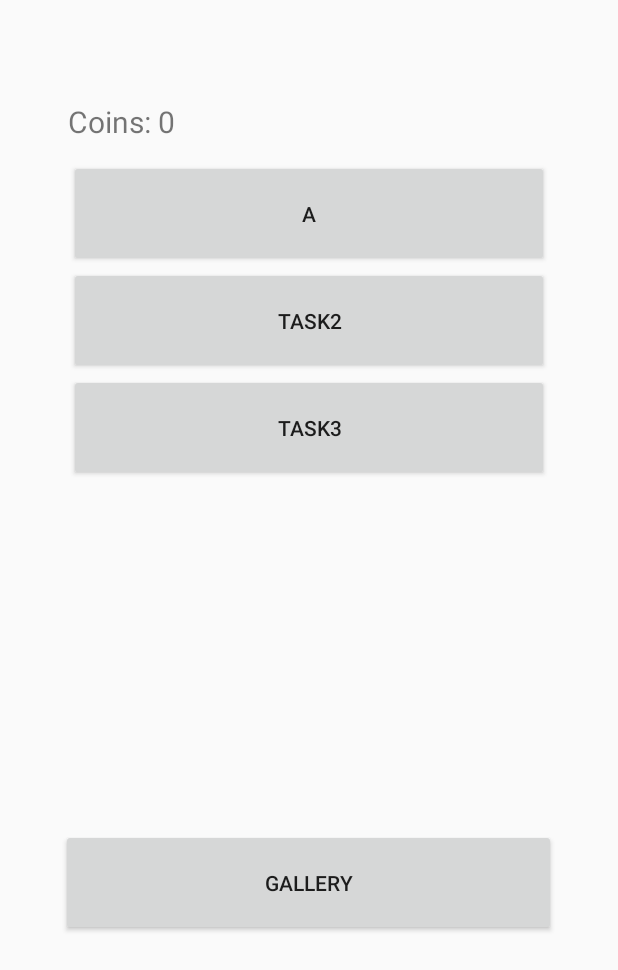
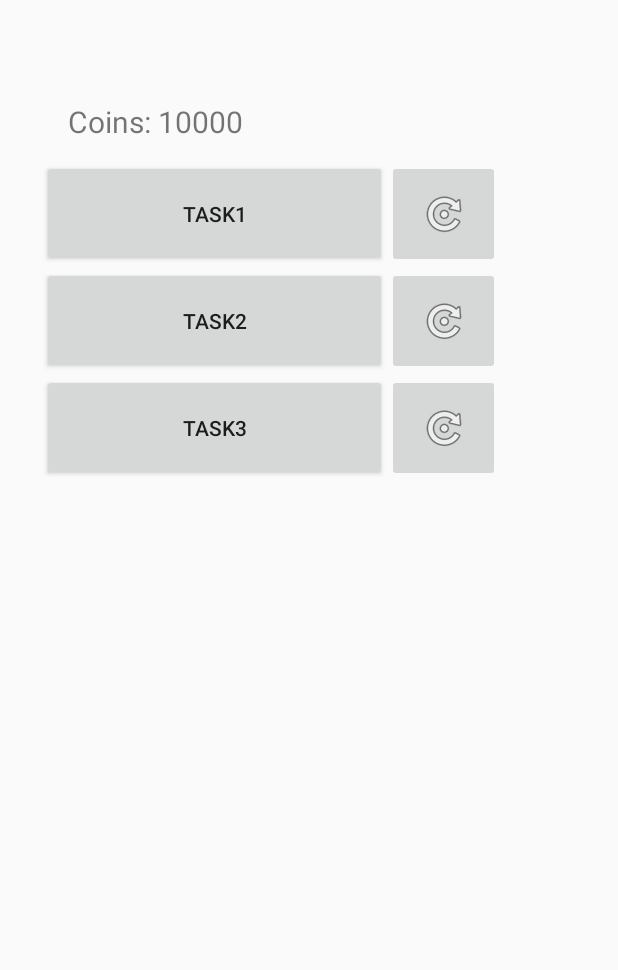
Before and after one commit to Agotsulov/imagon, an Android app: the screen it shows after launch (TasksActivity), on a phone screen of 412 x 824 dp. Shown: the top 970 px of the screen. Run offline under Robolectric (Android 15) with nearby library versions, the phone set to English and light mode, and no system bars; 2 statements that could not run were skipped.

Commit message:
add file

```diff
--- a/android/app/build.gradle
+++ b/android/app/build.gradle
@@ -22,6 +22,7 @@ android {
 }
 
 dependencies {
+    implementation 'com.google.code.gson:gson:2.8.6'
     implementation 'androidx.appcompat:appcompat:1.1.0'
     implementation 'org.pytorch:pytorch_android:1.3.0'
     implementation 'org.pytorch:pytorch_android_torchvision:1.3.0'
--- a/android/app/src/main/java/com/agotsulov/imagon/Profile.java
+++ b/android/app/src/main/java/com/agotsulov/imagon/Profile.java
@@ -1,6 +1,8 @@
 package com.agotsulov.imagon;
 
 import android.util.Log;
+
+import com.google.gson.Gson;
 
 import java.util.ArrayList;
 import java.util.Arrays;
@@ -13,12 +15,8 @@ public class Profile {
     private List<Task> currentTasks;
 
     public Profile() {
-        this.coins = 0;
+        this.coins = 10000;
         this.currentTasks = new ArrayList<>();
-        String[] array1 = {"a"};
-        this.currentTasks.add(new Task(
-                Arrays.asList(array1)
-        ));
     }
 
     public void load() {
@@ -27,6 +25,10 @@ public class Profile {
 
     public void save() {
         Log.i("Profile", "SAVE");
+    }
+
+    public void setTask(int i, Task task) {
+        currentTasks.set(i, task);
     }
 
     public void addTask(Task task) {
@@ -66,7 +68,6 @@ public class Profile {
     public static Profile getInstance() {
         if (instance == null) {
             instance = new Profile();
-            instance.load();
         }
         return instance;
     }
--- a/android/app/src/main/java/com/agotsulov/imagon/TaskGenerator.java
+++ b/android/app/src/main/java/com/agotsulov/imagon/TaskGenerator.java
@@ -8,8 +8,8 @@ import java.util.Random;
 
 public class TaskGenerator {
 
-    private final int MIN = 2;
-    private final int MAX = 5;
+    private final int MIN = 1;
+    private final int MAX = 3;
 
     private Vocabulary vocabulary;
 
--- a/android/app/src/main/java/com/agotsulov/imagon/activities/BaseActivity.java
+++ b/android/app/src/main/java/com/agotsulov/imagon/activities/BaseActivity.java
@@ -1,14 +1,19 @@
 package com.agotsulov.imagon.activities;
 
 import android.os.Bundle;
+import android.util.Log;
 
 import androidx.annotation.Nullable;
 import androidx.appcompat.app.AppCompatActivity;
 
 import com.agotsulov.imagon.Profile;
+import com.agotsulov.imagon.utils.IOUtils;
+import com.google.gson.Gson;
+import com.google.gson.GsonBuilder;
 
 public class BaseActivity extends AppCompatActivity {
 
+    protected Gson gson = new GsonBuilder().create();
     protected Profile profile;
 
     @Override
@@ -16,11 +21,8 @@ public class BaseActivity extends AppCompatActivity {
         super.onCreate(savedInstanceState);
 
         profile = Profile.getInstance();
+
+
     }
 
-    @Override
-    protected void onStop() {
-        super.onStop();
-        profile.save();
-    }
 }
--- a/android/app/src/main/java/com/agotsulov/imagon/activities/CameraActivity.java
+++ b/android/app/src/main/java/com/agotsulov/imagon/activities/CameraActivity.java
@@ -97,7 +97,7 @@ public class CameraActivity extends BaseActivity {
     public void onSubmit(View view) {
         if (correct >= need) {
             this.profile.setTaskDone(currentTaskId);
-            this.profile.addCoins(1000);
+            this.profile.addCoins(300);
             finish();
         } else {
             Toast toast = Toast.makeText(getApplicationContext(),
--- a/android/app/src/main/res/layout/activity_camera.xml
+++ b/android/app/src/main/res/layout/activity_camera.xml
@@ -84,6 +84,7 @@
         android:layout_width="100dp"
         android:layout_height="100dp"
         android:text="Share"
+        android:visibility="invisible"
         app:layout_constraintBottom_toBottomOf="@+id/shoot"
         app:layout_constraintEnd_toStartOf="@+id/shoot"
         app:layout_constraintHorizontal_bias="0.64"
--- a/android/app/src/main/res/layout/activity_tasks.xml
+++ b/android/app/src/main/res/layout/activity_tasks.xml
@@ -12,47 +12,14 @@
         android:layout_width="320dp"
         android:layout_height="wrap_content"
         android:layout_marginTop="56dp"
+        android:gravity="center_vertical"
         android:lines="2"
         android:text="Coins:"
         android:textSize="20sp"
-        android:gravity="center_vertical"
         app:layout_constraintEnd_toEndOf="parent"
         app:layout_constraintHorizontal_bias="0.494"
         app:layout_constraintStart_toStartOf="parent"
         app:layout_constraintTop_toTopOf="parent" />
-
-    <Button
-        android:id="@+id/task1"
-        android:layout_width="320dp"
-        android:layout_height="wrap_content"
-        android:lines="3"
-        android:onClick="toCamera"
-        android:text="task1"
-        app:layout_constraintEnd_toEndOf="parent"
-        app:layout_constraintStart_toStartOf="parent"
-        app:layout_constraintTop_toBottomOf="@+id/profileInfo" />
-
-    <Button
-        android:id="@+id/task2"
-        android:layout_width="320dp"
-        android:layout_height="wrap_content"
-        android:lines="3"
-        android:onClick="toCamera"
-        android:text="task2"
-        app:layout_constraintEnd_toEndOf="parent"
-        app:layout_constraintStart_toStartOf="parent"
-        app:layout_constraintTop_toBottomOf="@+id/task1" />
-
-    <Button
-        android:id="@+id/task3"
-        android:layout_width="320dp"
-        android:layout_height="wrap_content"
-        android:lines="3"
-        android:onClick="toCamera"
-        android:text="task3"
-        app:layout_constraintEnd_toEndOf="parent"
-        app:layout_constraintStart_toStartOf="parent"
-        app:layout_constraintTop_toBottomOf="@+id/task2" />
 
     <Button
         android:id="@+id/gallery"
@@ -62,11 +29,83 @@
         android:lines="3"
         android:onClick="toGallery"
         android:text="Gallery"
+        android:visibility="invisible"
         app:layout_constraintBottom_toBottomOf="parent"
         app:layout_constraintEnd_toEndOf="parent"
         app:layout_constraintHorizontal_bias="0.493"
+        app:layout_constraintStart_toStartOf="parent" />
+
+    <Button
+        android:id="@+id/task3"
+        android:layout_width="230dp"
+        android:layout_height="wrap_content"
+        android:layout_marginStart="28dp"
+        android:lines="3"
+        android:onClick="toCamera"
+        android:text="task3"
         app:layout_constraintStart_toStartOf="parent"
-        app:layout_constraintVertical_bias="1.0" />
+        app:layout_constraintTop_toBottomOf="@+id/task2" />
+
+    <Button
+        android:id="@+id/task1"
+        android:layout_width="230dp"
+        android:layout_height="wrap_content"
+        android:layout_marginStart="28dp"
+        android:lines="3"
+        android:onClick="toCamera"
+        android:text="task1"
+        app:layout_constraintStart_toStartOf="parent"
+        app:layout_constraintTop_toBottomOf="@+id/profileInfo" />
+
+    <ImageButton
+        android:id="@+id/refresh1"
+        android:layout_width="75dp"
+        android:layout_height="72dp"
+        android:onClick="refreshTask"
+        app:layout_constraintBottom_toBottomOf="@+id/task1"
+        app:layout_constraintEnd_toEndOf="parent"
+        app:layout_constraintHorizontal_bias="0.0"
+        app:layout_constraintStart_toEndOf="@+id/task1"
+        app:layout_constraintTop_toTopOf="@+id/task1"
+        app:layout_constraintVertical_bias="0.0"
+        app:srcCompat="@android:drawable/ic_menu_rotate" />
+
+    <ImageButton
+        android:id="@+id/refresh2"
+        android:layout_width="75dp"
+        android:layout_height="72dp"
+        android:onClick="refreshTask"
+        app:layout_constraintBottom_toBottomOf="@+id/task2"
+        app:layout_constraintEnd_toEndOf="parent"
+        app:layout_constraintHorizontal_bias="0.0"
+        app:layout_constraintStart_toEndOf="@+id/task2"
+        app:layout_constraintTop_toTopOf="@+id/task2"
+        app:layout_constraintVertical_bias="0.0"
+        app:srcCompat="@android:drawable/ic_menu_rotate" />
+
+    <ImageButton
+        android:id="@+id/refresh3"
+        android:layout_width="75dp"
+        android:layout_height="72dp"
+        android:onClick="refreshTask"
+        app:layout_constraintBottom_toBottomOf="@+id/task3"
+        app:layout_constraintEnd_toEndOf="parent"
+        app:layout_constraintHorizontal_bias="0.0"
+        app:layout_constraintStart_toEndOf="@+id/task3"
+        app:layout_constraintTop_toTopOf="@+id/task3"
+        app:layout_constraintVertical_bias="0.0"
+        app:srcCompat="@android:drawable/ic_menu_rotate" />
+
+    <Button
+        android:id="@+id/task2"
+        android:layout_width="230dp"
+        android:layout_height="wrap_content"
+        android:layout_marginStart="28dp"
+        android:lines="3"
+        android:onClick="toCamera"
+        android:text="task2"
+        app:layout_constraintStart_toStartOf="parent"
+        app:layout_constraintTop_toBottomOf="@+id/task1" />
 
 
 </androidx.constraintlayout.widget.ConstraintLayout>
--- a/android/settings.gradle
+++ b/android/settings.gradle
@@ -1,2 +1,2 @@
 include ':app'
-rootProject.name='HelloWorldApp'
+rootProject.name='Imagon'
```
Also changed, not shown: android/app/src/main/java/com/agotsulov/imagon/activities/TasksActivity.java (+45 -3 lines), android/app/src/main/java/com/agotsulov/imagon/utils/IOUtils.java (added, +50 -0 lines).
